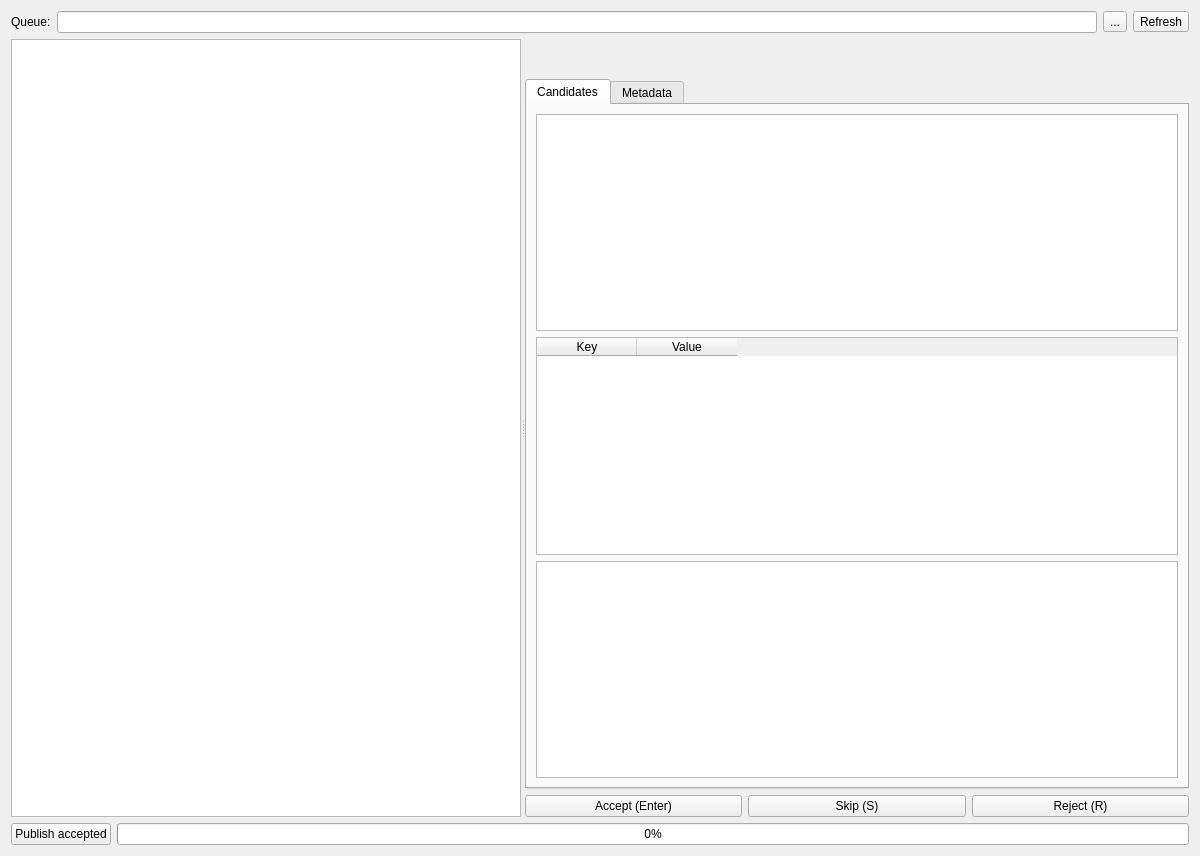
Before: the Qt Designer form src/main/python/ui/review.ui in 3ll3d00d/beqdesigner, drawn with Qt 5.
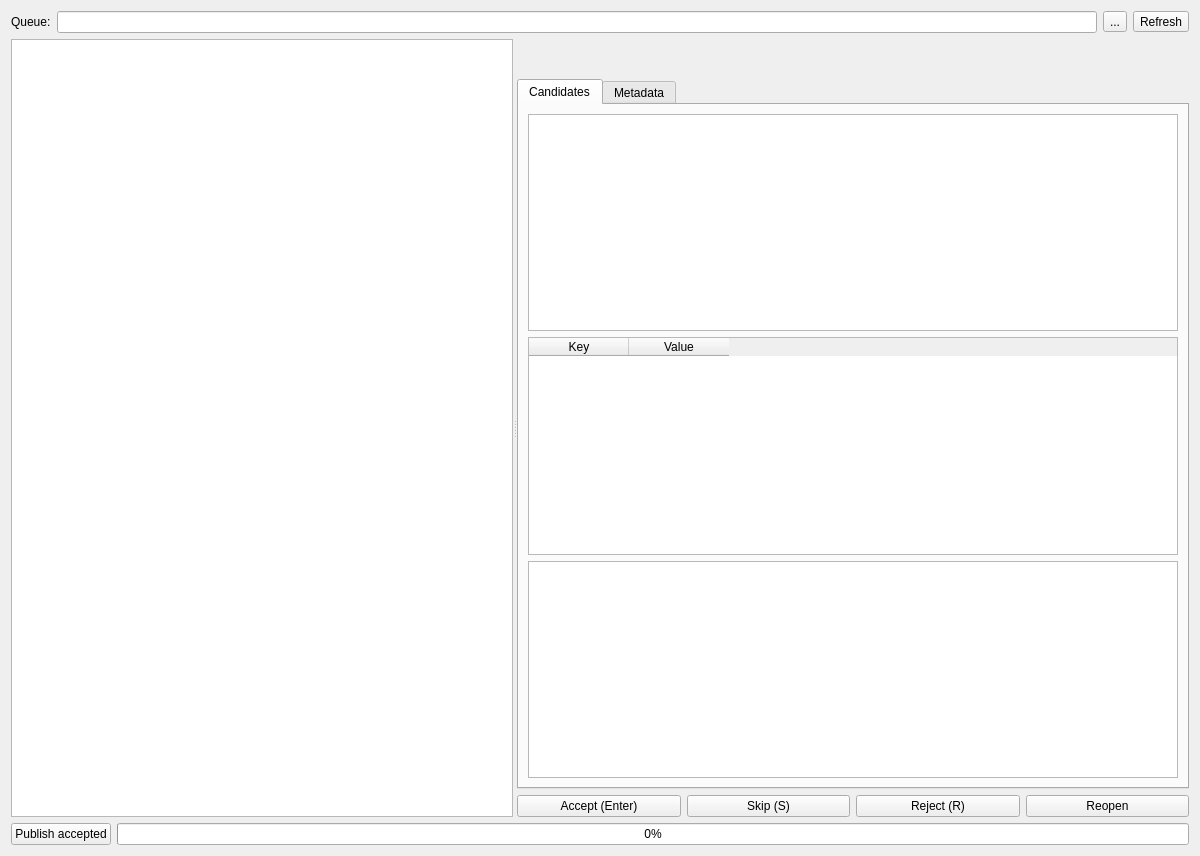
After: the same form once the commit is applied. Custom widgets are drawn as their Qt base class.

Commit message:
Chunk 20: fixes to the Library Sync and review dialogs that need no redesign
Review tab is populated on open; entries are named from the library when TMDB
is off or fails; Enter only accepts from the table/candidate list; run
failures and unresolved titles have a details view (and the run stays on the
Run tab to show them); accepting with unsaved metadata prompts; an accepted
entry can be reopened. Saving metadata no longer jumps to the first row.

The edit to the form file:
```diff
--- a/src/main/python/ui/review.ui
+++ b/src/main/python/ui/review.ui
@@ -439,6 +439,16 @@
            </property>
           </widget>
          </item>
+         <item>
+          <widget class="QPushButton" name="reopenButton">
+           <property name="toolTip">
+            <string>Move an accepted entry back to pending so it can be edited or decided again</string>
+           </property>
+           <property name="text">
+            <string>Reopen</string>
+           </property>
+          </widget>
+         </item>
         </layout>
        </item>
       </layout>
```
The commit also changes 12 other files.
